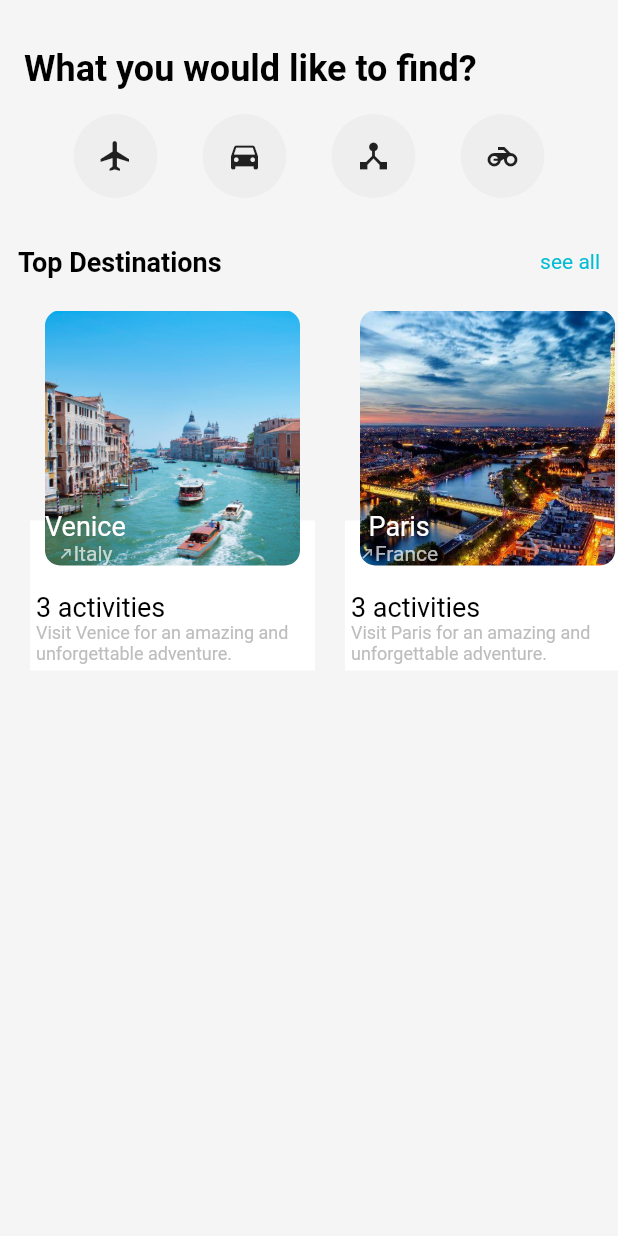
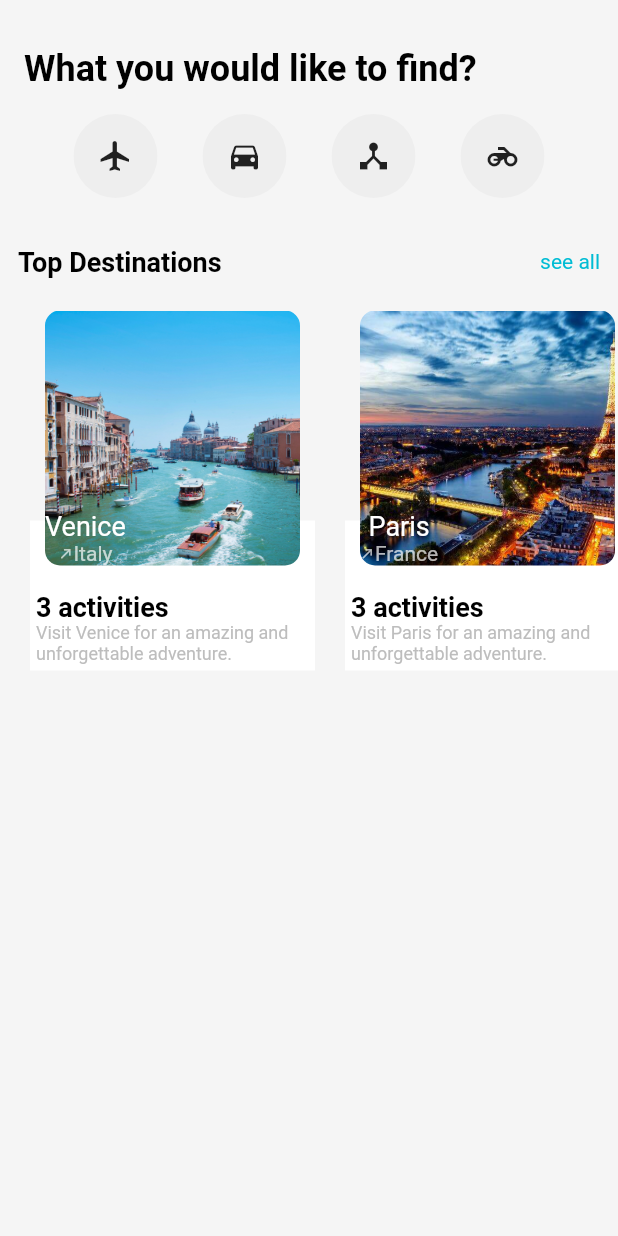
Before and after one commit to EmamYounes/flutter_task, a Flutter app: the screen it shows after launch, on a phone screen of 412 x 824 dp. Run offline on Flutter 3.47's test engine with Material 2 defaults, Android fonts, the phone set to English and light mode, and no system bars; our stand-ins replace rxdart.

Commit message:
add bold

```diff
--- a/lib/top_destinations/view/TopDestinationsListView.dart
+++ b/lib/top_destinations/view/TopDestinationsListView.dart
@@ -133,7 +133,7 @@ class _TopDestinationsListState extends State<TopDestinationsListView> {
                     style: TextStyle(
                         fontSize: 18,
                         color: Colors.black,
-                        fontWeight: FontWeight.normal),
+                        fontWeight: FontWeight.bold),
                   ),
                   Text(
                     destinationModel.description,
```
